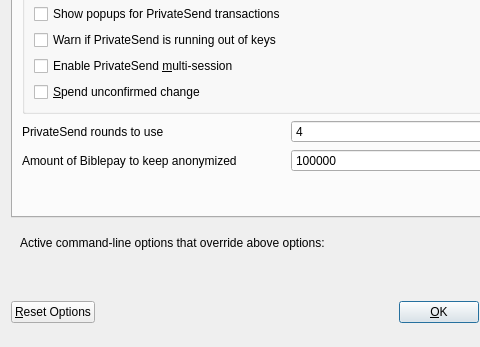
Qt form src/qt/forms/optionsdialog.ui (criptolot/biblepay) before a commit; both pictures show x 0 to 480 and y 149 to 496 of the 576 by 496 pixel window.
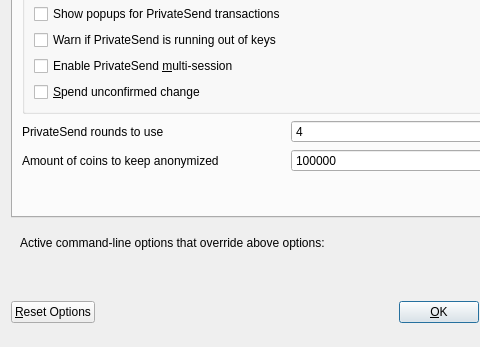
The same form after that commit. Custom widgets are drawn as their Qt base class.

What changed in the file:
```diff
--- a/src/qt/forms/optionsdialog.ui
+++ b/src/qt/forms/optionsdialog.ui
@@ -263,7 +263,7 @@
             <string notr="true"/>
            </property>
            <property name="text">
-            <string>Amount of Biblepay to keep anonymized</string>
+            <string>Amount of coins to keep anonymized</string>
            </property>
           </widget>
          </item>
```
Left out of the diff: 6 changed lines with no effect on the pictures.
